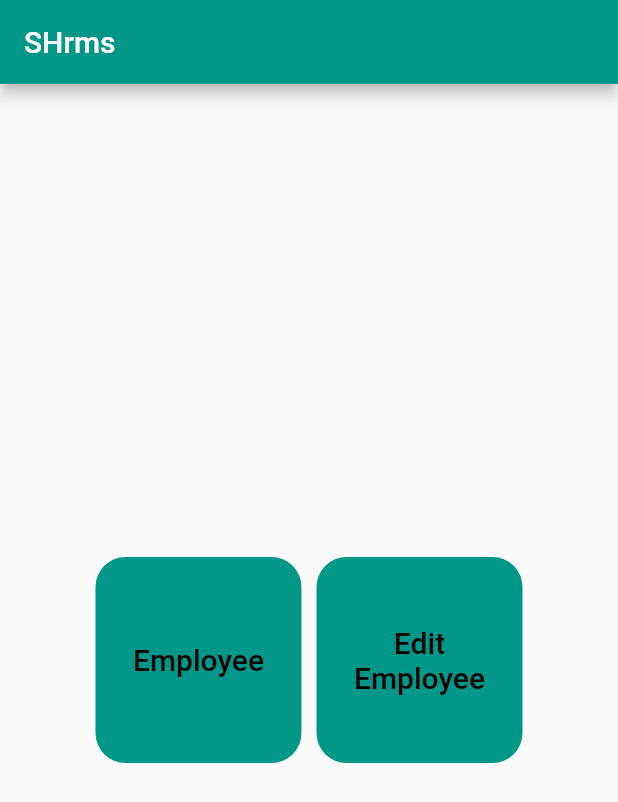
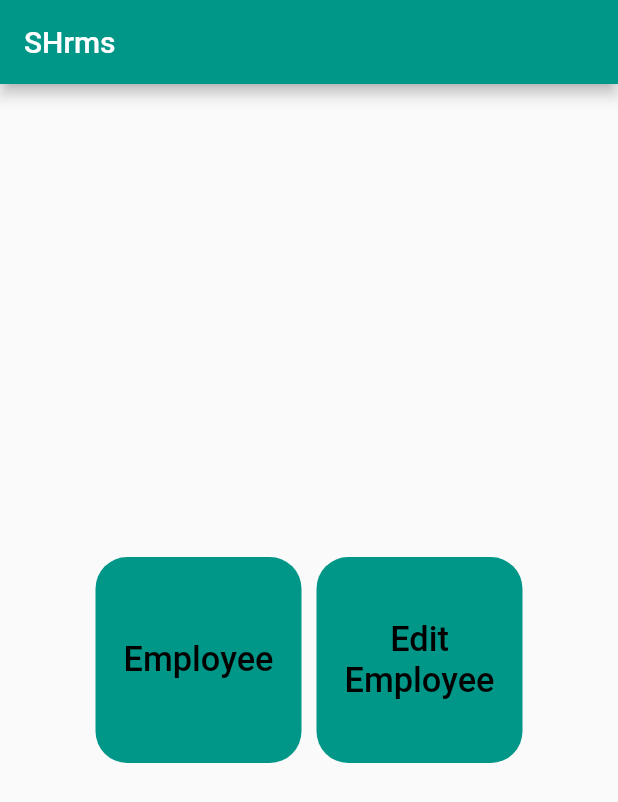
Before and after one commit to mehsen-alk/shrms, a Flutter app: the screen it shows after launch, on a phone screen of 412 x 824 dp. Shown: the top 802 px of the screen. Run offline on Flutter 3.47's test engine with Material 2 defaults, Android fonts, the phone set to English and light mode, and no system bars; our stand-ins replace flutter_screenutil.

Commit message:
Mohamad commit

```diff
--- a/lib/components/box_button.dart
+++ b/lib/components/box_button.dart
@@ -12,7 +12,7 @@ class Box extends StatelessWidget {
     return Container(
       decoration: BoxDecoration(
         color: Colors.teal,
-        borderRadius: BorderRadius.circular(20.0),
+        borderRadius: BorderRadius.circular(20.r),
       ),
       width: 120.w,
       height: 120.w,
@@ -22,9 +22,9 @@ class Box extends StatelessWidget {
         },
         child: Text(
           text,
-          style: const TextStyle(
+          style: TextStyle(
             color: Colors.black,
-            fontSize: 20,
+            fontSize: 20.sp,
           ),
           textAlign: TextAlign.center,
         ),
--- a/lib/main.dart
+++ b/lib/main.dart
@@ -12,9 +12,7 @@ class SHrms extends StatelessWidget {
   @override
   Widget build(BuildContext context) {
     return ScreenUtilInit(
-      designSize: const Size(360, 690),
-      minTextAdapt: true,
-      splitScreenMode: true,
+      designSize: const Size(360, 780),
       builder: (BuildContext context) {
         return const MaterialApp(
           // Use this line to prevent extra rebuilds
```
